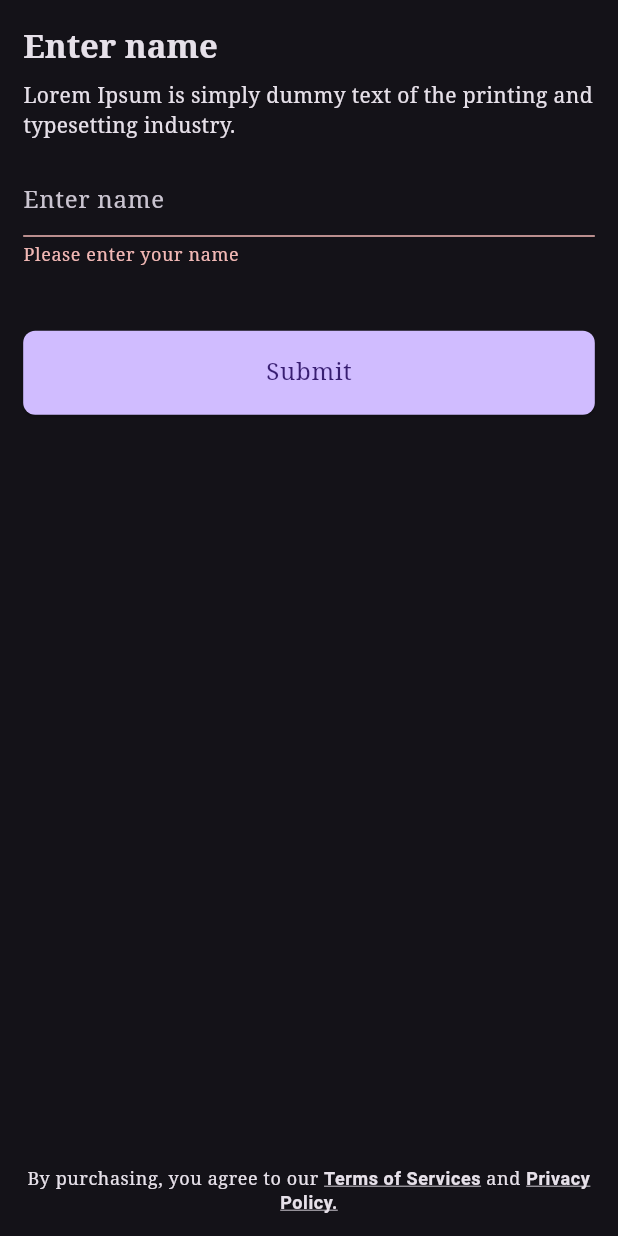
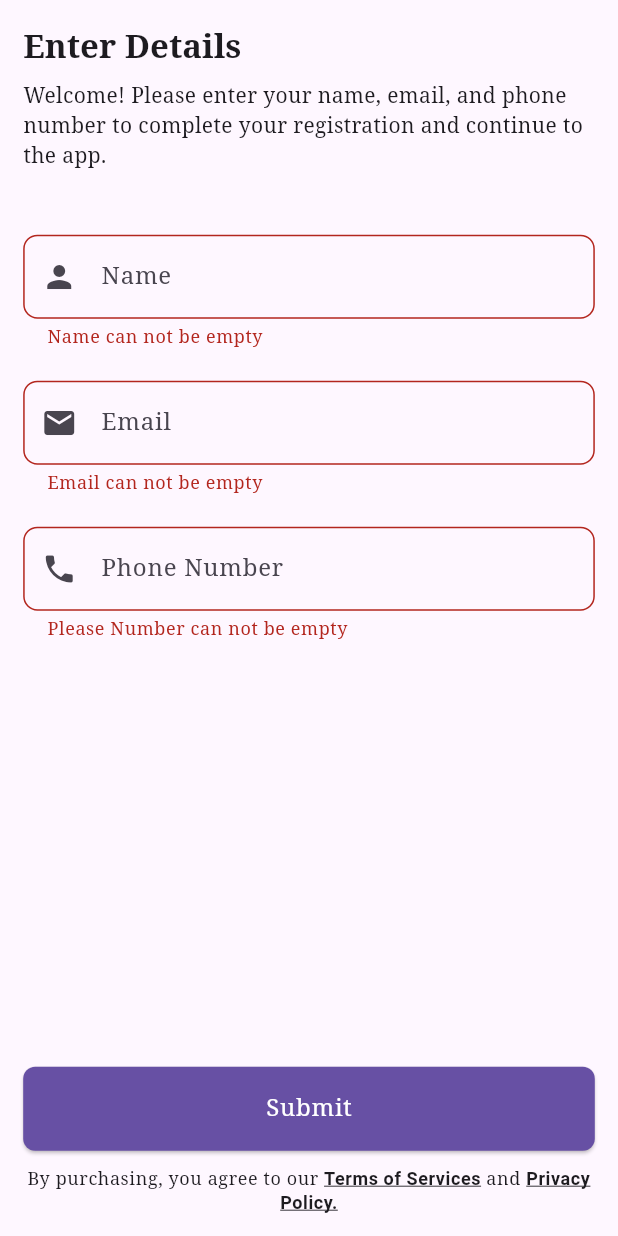
Before and after one commit to Prashant4900/basic_template, a Flutter app: the MyRegistrationScreen screen opened by its route, after a tap on "Submit", on a phone screen of 412 x 824 dp. Run offline on Flutter 3.47's test engine with Material 3 defaults, Android fonts, the phone set to English and light mode, and no system bars; our stand-ins replace flutter_native_splash, flutter_screenutil, get_it, go_router, google_fonts, shared_preferences; accounts and stored records are empty.

Commit message:
Registration update

```diff
--- a/lib/app/app.dart
+++ b/lib/app/app.dart
@@ -34,7 +34,7 @@
           title: 'Flutter Demo',
           theme: lightTheme(context),
           darkTheme: darkTheme(context),
-          themeMode: ThemeMode.dark,
+          themeMode: ThemeMode.light,
           debugShowCheckedModeBanner: false,
           routerConfig: routerConfig,
           supportedLocales: const [
--- a/lib/views/screens/registration/registration_screen.dart
+++ b/lib/views/screens/registration/registration_screen.dart
@@ -6,6 +6,7 @@
 import 'package:basic_template/views/components/buttons.dart';
 import 'package:flutter/gestures.dart';
 import 'package:flutter/material.dart';
+import 'package:flutter_screenutil/flutter_screenutil.dart';
 import 'package:go_router/go_router.dart';
 
 class MyRegistrationScreen extends StatefulWidget {
@@ -18,16 +19,22 @@
 class _MyRegistrationScreenState extends State<MyRegistrationScreen> {
   final _formKey = GlobalKey<FormState>();
   late final TextEditingController _nameController;
+  late final TextEditingController _emailController;
+  late final TextEditingController _phoneNumberController;
 
   @override
   void initState() {
     super.initState();
     _nameController = TextEditingController();
+    _emailController = TextEditingController();
+    _phoneNumberController = TextEditingController();
   }
 
   @override
   void dispose() {
     _nameController.dispose();
+    _emailController.dispose();
+    _phoneNumberController.dispose();
     super.dispose();
   }
 
@@ -41,7 +48,7 @@
           children: [
             verticalMargin20,
             Text(
-              'Enter name',
+              'Enter Details',
               style: Theme.of(context)
                   .textTheme
                   .titleLarge!
@@ -49,22 +56,48 @@
             ),
             const SizedBox(height: 8),
             Text(
-              '''Lorem Ipsum is simply dummy text of the printing and typesetting industry.''',
+              '''Welcome! Please enter your name, email, and phone number to complete your registration and continue to the app.''',
               style: Theme.of(context).textTheme.bodyMedium,
             ),
-            const SizedBox(height: 16),
-            TextFormField(
-              controller: _nameController,
-              validator: (value) {
-                if (value!.isEmpty) return 'Please enter your name';
+            verticalMargin48,
+            CustomTextField(
+              nameController: _nameController,
+              detail: 'Name',
+              iconData: Icons.person,
+              validation: (value) {
+                if (value!.isEmpty) return 'Name can not be empty';
                 if (value.length < 3) return 'Name must be greater then 3 char';
-
                 return null;
               },
-              keyboardType: TextInputType.name,
-              decoration: const InputDecoration(hintText: 'Enter name'),
             ),
-            verticalMargin48,
+            verticalMargin24,
+            CustomTextField(
+              nameController: _emailController,
+              detail: 'Email',
+              iconData: Icons.email,
+              validation: (value) {
+                if (value!.isEmpty) return 'Email can not be empty';
+                final emailRegExp = RegExp(
+                  r'^[a-zA-Z0-9._%+-]+@[a-zA-Z0-9.-]+\.[a-zA-Z]{2,}$',
+                );
+                if (!emailRegExp.hasMatch(value))
+                  return 'Please enter a valid email address';
+                return null;
+              },
+            ),
+            verticalMargin24,
+            CustomTextField(
+              nameController: _phoneNumberController,
+              detail: 'Phone Number',
+              iconData: Icons.phone,
+              validation: (value) {
+                if (value!.isEmpty) return 'Please Number can not be empty';
+                if (value.length >= 8 && value.length <= 15)
+                  return 'Phone Number must be greater than 8 and less than 15';
+                return null;
+              },
+            ),
+            const Spacer(),
             CustomElevatedButton(
               label: 'Submit',
               onPressed: () async {
@@ -78,7 +111,7 @@
                 }
               },
             ),
-            const Spacer(),
+            verticalMargin12,
             RichText(
               textAlign: TextAlign.center,
               text: TextSpan(
@@ -120,3 +153,34 @@
     );
   }
 }
+
+class CustomTextField extends StatelessWidget {
+  const CustomTextField({
+    required TextEditingController nameController,
+    required this.detail,
+    required this.validation,
+    required this.iconData,
+    super.key,
+  }) : _nameController = nameController;
+
+  final TextEditingController _nameController;
+  final String detail;
+  final FormFieldValidator<String> validation;
+  final IconData iconData;
+
+  @override
+  Widget build(BuildContext context) {
+    return TextFormField(
+      controller: _nameController,
+      validator: validation,
+      keyboardType: TextInputType.name,
+      decoration: InputDecoration(
+        prefixIcon: Icon(iconData),
+        hintText: detail,
+        border: OutlineInputBorder(
+          borderRadius: BorderRadius.circular(10.h),
+        ),
+      ),
+    );
+  }
+}
```
